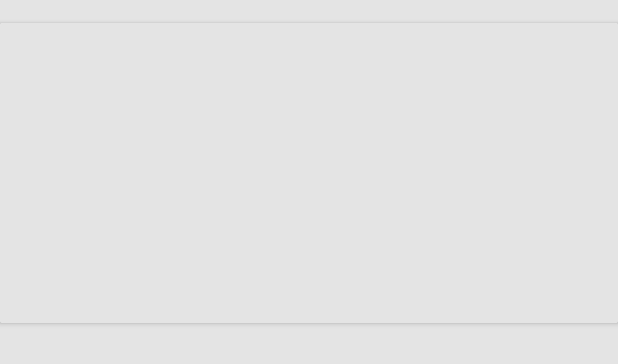
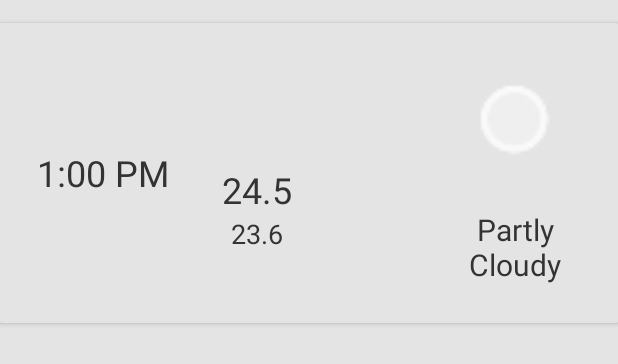
Before and after one commit to raicovx/StormCast, an Android app: the layout hourly_list_item.xml on its own in the app's theme, with its tools: preview values and no code run, on a phone screen of 412 x 824 dp. Shown: the top 364 px of the screen. Run offline under Robolectric (Android 15) with nearby library versions, the light colour scheme and no system bars.

Commit message:
Styled hourly Forecast page.... still experimenting

```diff
--- a/app/src/main/java/com/jamesc/stormcast/HourlyWeather.java
+++ b/app/src/main/java/com/jamesc/stormcast/HourlyWeather.java
@@ -400,7 +400,7 @@ public class HourlyWeather extends AppCompatActivity implements LocationListener
         runOnUiThread(new Runnable() {
             @Override
             public void run() {
-        hourlyList.setAdapter(new HourlyItemsArrayAdapter(getApplicationContext(), mHourlyWeather));
+            hourlyList.setAdapter(new HourlyItemsArrayAdapter(getApplicationContext(), mHourlyWeather));
             }
         });
 
--- /dev/null
+++ b/app/src/main/res/drawable/clear_day_icon.xml
@@ -0,0 +1,4 @@
+<vector android:height="24dp" android:viewportHeight="128.0"
+    android:viewportWidth="128.0" android:width="24dp" xmlns:android="http://schemas.android.com/apk/res/android">
+    <path android:fillColor="#FF000000" android:pathData="M64,64m-45.1,0a45.1,45.1 0,1 1,90.2 0a45.1,45.1 0,1 1,-90.2 0"/>
+</vector>
--- a/app/src/main/res/layout/hourly_list_item.xml
+++ b/app/src/main/res/layout/hourly_list_item.xml
@@ -2,35 +2,117 @@
 <android.support.v7.widget.CardView
     android:id="@+id/hourly_weather_card_view"
     xmlns:android="http://schemas.android.com/apk/res/android"
+    android:elevation="4dp"
     android:layout_width="match_parent"
     android:layout_height="200dp"
     android:layout_marginTop="15dp"
     android:layout_marginBottom="15dp">
+
     <LinearLayout
     android:orientation="horizontal"
     android:layout_width="match_parent" android:layout_height="match_parent">
+        <LinearLayout
+            android:layout_width="match_parent"
+            android:layout_height="match_parent"
+            android:orientation="vertical"
+            android:layout_weight="1">
             <TextView android:id="@+id/hourly_time_text_view"
-        android:layout_width="wrap_content"
+                      android:layout_width="match_parent"
                       android:layout_height="match_parent"
                       android:textColor="@color/secondary_text_color"
+                      android:text="1:00 PM"
+                      android:gravity="center"
+                      android:padding="5dp"
+                      android:textSize="24sp"
                 />
-    <ImageView android:id="@+id/hourly_icon_image_view"
-        android:layout_width="wrap_content"
-        android:layout_height="match_parent"/>
-    <TextView android:id="@+id/hourly_summary_text_view"
-        android:layout_width="wrap_content"
+        </LinearLayout>
+    <LinearLayout
+        android:layout_width="match_parent"
         android:layout_height="match_parent"
-        android:textSize="18dp"
-        android:textColor="@color/secondary_text_color"/>
+        android:orientation="vertical"
+        android:layout_weight="1">
+        <LinearLayout
+            android:layout_width="match_parent"
+            android:layout_height="match_parent"
+            android:orientation="horizontal"
+            android:layout_weight="1"
+            android:layout_gravity="bottom">
         <TextView android:id="@+id/hourly_temperature_text_view"
                   android:textColor="@color/secondary_text_color"
-        android:layout_width="wrap_content"
+                  android:layout_width="match_parent"
+                  android:layout_height="wrap_content"
+                  android:textSize="24dp"
+                  android:gravity="center"
+                  android:text="24.5"
+                  android:layout_weight="1"
+                  android:paddingTop="5dp"
+                  android:layout_gravity="bottom"/>
+        <TextView android:id="@+id/degrees_text_view"
+                  android:layout_width="match_parent"
+                  android:layout_height="wrap_content"
+                  android:textSize="14sp"
+                  android:layout_weight="1"
+                  android:layout_gravity="bottom"/>
+        </LinearLayout>
+        <TextView
+            android:layout_width="match_parent"
+            android:layout_height="wrap_content"
+            android:textAppearance="?android:attr/textAppearanceSmall"
+            android:text="Feels Like:"
+            android:id="@+id/feels_like_text_view"
+            android:textColor="@color/secondary_text_color"
+            android:gravity="center"
+            android:layout_weight="1"/>
+        <LinearLayout
+            android:layout_width="match_parent"
             android:layout_height="match_parent"
-        android:textSize="18dp"/>
+            android:orientation="horizontal"
+            android:layout_weight="1">
         <TextView android:id="@+id/hourly_apparent_temperature_text_view"
                   android:textColor="@color/secondary_text_color"
-        android:layout_width="wrap_content"
+                  android:layout_width="match_parent"
+                  android:layout_height="31dp"
+                  android:textSize="18dp"
+                  android:text="23.6"
+                  android:gravity="center"
+                  android:layout_marginBottom="24dp"
+                  android:paddingBottom="5dp"
+                  android:layout_weight="1"/>
+            <TextView android:id="@+id/degrees_text_view_two"
+                      android:layout_width="match_parent"
+                      android:layout_height="wrap_content"
+                      android:textSize="14sp"
+                      android:layout_weight="1"/>
+            </LinearLayout>
+        </LinearLayout>
+        <LinearLayout
+            android:layout_width="match_parent"
             android:layout_height="match_parent"
-              android:textSize="16dp"/>
+            android:orientation="vertical"
+            android:layout_weight="1">
+            <ImageView android:id="@+id/hourly_icon_image_view"
+                       android:layout_width="match_parent"
+                       android:layout_height="match_parent"
+                       android:src="@drawable/clear_day"
+                       android:background="#00FFFFFF"
+                       android:layout_gravity="center"
+                       android:layout_marginTop="15dp"
+                       android:layout_weight="1"
+                android:elevation="4dp"/>
+
+            <TextView android:id="@+id/hourly_summary_text_view"
+                      android:layout_width="match_parent"
+                      android:layout_height="wrap_content"
+                      android:textSize="20sp"
+                      android:textColor="@color/secondary_text_color"
+                      android:text="Partly Cloudy"
+                      android:padding="10dp"
+                      android:gravity="center"
+                      android:layout_marginBottom="15dp"
+                      android:layout_marginLeft="15dp"
+                      android:layout_marginRight="15dp"/>
+        </LinearLayout>
+
+
 </LinearLayout>
 </android.support.v7.widget.CardView>
--- a/app/src/main/res/layout/hourly_weather_content.xml
+++ b/app/src/main/res/layout/hourly_weather_content.xml
@@ -3,10 +3,8 @@
                 xmlns:tools="http://schemas.android.com/tools"
                 android:layout_width="match_parent"
                 android:layout_height="match_parent"
-                android:paddingBottom="@dimen/activity_vertical_margin"
                 android:paddingLeft="@dimen/activity_horizontal_margin"
                 android:paddingRight="@dimen/activity_horizontal_margin"
-                android:paddingTop="@dimen/activity_vertical_margin"
                 android:layout_marginTop="?android:actionBarSize"
                 android:theme="@style/General"
                 android:id="@+id/hourly_weather_activity"
--- a/app/src/main/res/values/strings.xml
+++ b/app/src/main/res/values/strings.xml
@@ -74,7 +74,7 @@
     <string name="auto_sync_four_hour_setting_summary">Every 4 hours</string>
     <string name="auto_sync_six_hour_setting_summary">Every 6 Hours</string>
     <string name="auto_sync_is_set_to_never">Auto Sync is currently set to Never</string>
-    <string name="title_hourly_weather">Hourly Weather</string>
+    <string name="title_hourly_weather">Hourly Forecast</string>
 
     <!-- Settings String-Arrays -->
     <string-array name="pref_temperature_measurement_titles">
```
Also changed, not shown: app/src/main/java/com/jamesc/stormcast/HourlyItemsArrayAdapter.java (+31 -0 lines), app/src/main/java/com/jamesc/stormcast/HourlyWeatherModel.java (+47 -3 lines), app/src/main/res/values/colors.xml (+11 -3 lines), app/src/main/res/drawable-hdpi/ic_colour_clear_icon.png (added), app/src/main/res/drawable-mdpi/ic_colour_clear_icon.png (added), app/src/main/res/drawable-xhdpi/ic_colour_clear_icon.png (added), app/src/main/res/drawable-xxhdpi/ic_colour_clear_icon.png (added), 60 other files. Lines whose indentation alone changed are shown as unchanged.
